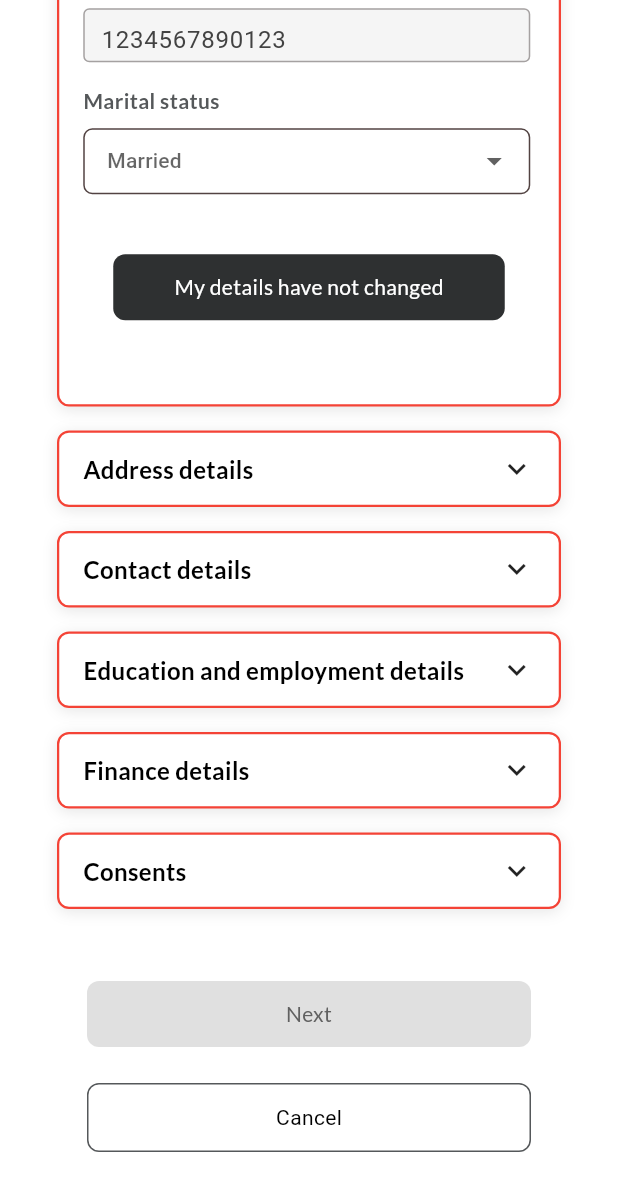
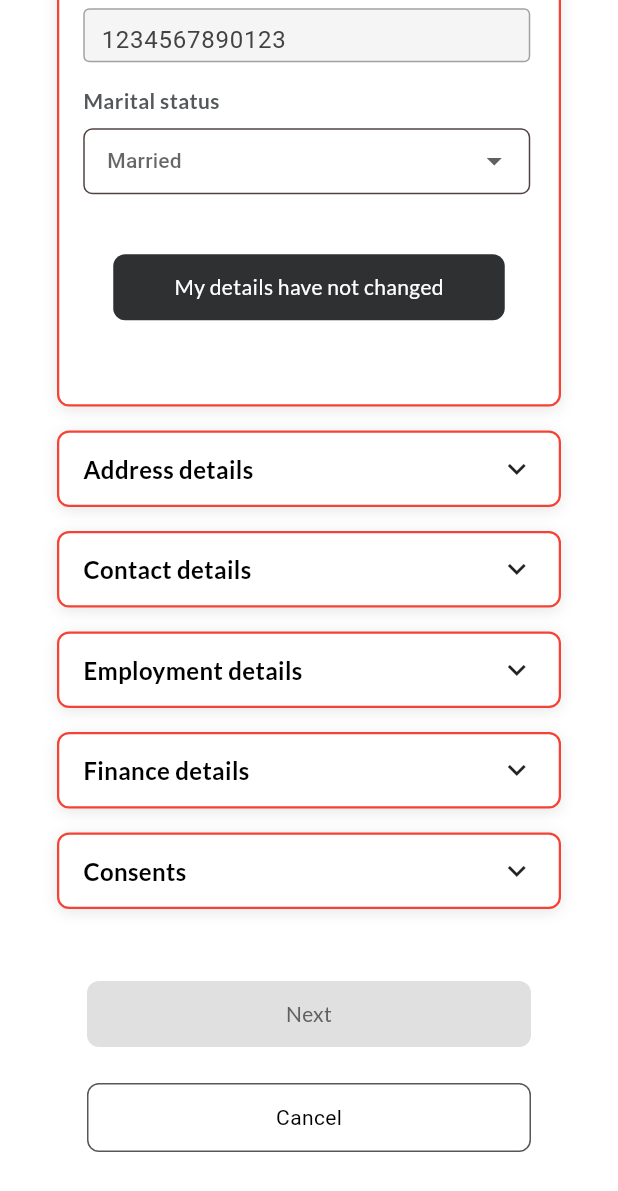
Before and after one commit to MunozovepiFounder/eKYC_Demo, a Flutter app: the Detailspage screen opened directly, scrolled down 1027 dp, on a phone screen of 412 x 824 dp. Shown: the top 1191 px of the screen. Run offline on Flutter 3.47's test engine with Material 3 defaults, Android fonts, the phone set to English and light mode, and no system bars; our stand-ins replace camera, file_picker, google_fonts, image_picker, permission_handler; missing offline and left inert: dart:html.

Commit message:
updated with the changes

```diff
--- a/lib/components/layout.dart
+++ b/lib/components/layout.dart
@@ -187,6 +187,7 @@ class MAccordion extends StatefulWidget {
   final List<Widget> children;
   final bool danger;
   final bool isOpen;
+  final bool completed; // New optional parameter
 
   const MAccordion({
     super.key,
@@ -194,6 +195,7 @@ class MAccordion extends StatefulWidget {
     required this.children,
     this.danger = false,
     this.isOpen = false,
+    this.completed = false, // Default to false
   });
 
   @override
@@ -202,6 +204,7 @@ class MAccordion extends StatefulWidget {
 
 class _MAccordionState extends State<MAccordion> {
   late bool _isOpen;
+  final GlobalKey _headerKey = GlobalKey();
 
   @override
   void initState() {
@@ -212,17 +215,33 @@ class _MAccordionState extends State<MAccordion> {
   @override
   void didUpdateWidget(covariant MAccordion oldWidget) {
     super.didUpdateWidget(oldWidget);
-    // When the parent updates isOpen, update internal state
     if (oldWidget.isOpen != widget.isOpen) {
       setState(() {
         _isOpen = widget.isOpen;
       });
+      _scrollToHeader();
     }
   }
 
   void _toggle() {
     setState(() {
       _isOpen = !_isOpen;
+    });
+    if (_isOpen) {
+      _scrollToHeader();
+    }
+  }
+
+  void _scrollToHeader() {
+    WidgetsBinding.instance.addPostFrameCallback((_) {
+      if (_headerKey.currentContext != null) {
+        Scrollable.ensureVisible(
+          _headerKey.currentContext!,
+          duration: const Duration(milliseconds: 200),
+          curve: Curves.easeInOut,
+          alignment: 0,
+        );
+      }
     });
   }
 
@@ -251,6 +270,7 @@ class _MAccordionState extends State<MAccordion> {
       child: Column(
         children: [
           InkWell(
+            key: _headerKey,
             onTap: _toggle,
             borderRadius: BorderRadius.circular(8),
             child: Padding(
@@ -258,7 +278,21 @@ class _MAccordionState extends State<MAccordion> {
               child: Row(
                 mainAxisAlignment: MainAxisAlignment.spaceBetween,
                 children: [
-                  BodyBold16(text: widget.label),
+                  Row(
+                    children: [
+                      // Show green check only when completed is true and accordion is closed
+                      if (widget.completed && !_isOpen)
+                        Padding(
+                          padding: const EdgeInsets.only(right: 8),
+                          child: Icon(
+                            Icons.check_circle,
+                            color: AppColors.statusGreen,
+                            size: 20,
+                          ),
+                        ),
+                      BodyBold16(text: widget.label),
+                    ],
+                  ),
                   AnimatedRotation(
                     turns: _isOpen ? 0.5 : 0,
                     duration: const Duration(milliseconds: 200),
--- a/lib/option1/detailsPage.dart
+++ b/lib/option1/detailsPage.dart
@@ -207,7 +207,9 @@ class _DetailspageState extends State<Detailspage> {
                 ),
                 SS24(),
                 MAccordion(
-                  isOpen: personalDetailsOpen,
+                  completed:
+                      (personalDetailsChanged || personalDetailsunChanged),
+                  isOpen: (widget.newStatus) ? false : personalDetailsOpen,
                   danger:
                       !widget.eKYCamendment
                           ? false
@@ -400,6 +402,7 @@ class _DetailspageState extends State<Detailspage> {
 
                 //the addresss
                 MAccordion(
+                  completed: (addressDetailsChanged || addressDetailsunChanged),
                   isOpen: addressDetailsOpen,
                   danger:
                       !widget.eKYCamendment
@@ -565,6 +568,7 @@ class _DetailspageState extends State<Detailspage> {
 
                 //contact details
                 MAccordion(
+                  completed: (contactDetailsChanged || contactDetailsunChanged),
                   isOpen: contactDetailsOpen,
                   danger:
                       !widget.eKYCamendment
@@ -706,6 +710,8 @@ class _DetailspageState extends State<Detailspage> {
 
                 //education and empolyment
                 MAccordion(
+                  completed:
+                      (educationDetailsChanged || educationDetailsunChanged),
                   isOpen: educationDetailsOpen,
                   danger:
                       !widget.eKYCamendment
@@ -715,7 +721,7 @@ class _DetailspageState extends State<Detailspage> {
                           ? true
                           : false,
 
-                  label: 'Education and employment details',
+                  label: 'Employment details',
                   children: [
                     Padding(
                       padding: const EdgeInsets.symmetric(horizontal: 16.0),
@@ -969,6 +975,7 @@ class _DetailspageState extends State<Detailspage> {
 
                 //the financial details
                 MAccordion(
+                  completed: (financeDetailsChanged || financeDetailsunChanged),
                   isOpen: financeDetailsOpen,
                   danger:
                       !widget.eKYCamendment
@@ -1104,6 +1111,7 @@ class _DetailspageState extends State<Detailspage> {
 
                 //consents
                 MAccordion(
+                  completed: (consentDetailsOpen || consentsDetailsunChanged),
                   isOpen: consentDetailsOpen,
                   danger:
                       !widget.eKYCamendment
@@ -1188,18 +1196,27 @@ class _DetailspageState extends State<Detailspage> {
                   ],
                 ),
 
-                //the final buttons
+                (widget.newStatus)
+                    ? NullBox()
+                    : Column(
+                      children: [
                         SS40(),
                         MPrimaryButton(
                           disabledMessage:
                               'Please confirm all your details are up to date',
                           enabled:
-                      (personalDetailsChanged || personalDetailsunChanged) &&
-                      (contactDetailsChanged || contactDetailsunChanged) &&
-                      (addressDetailsChanged || addressDetailsunChanged) &&
-                      (educationDetailsChanged || educationDetailsunChanged) &&
-                      (financeDetailsChanged || financeDetailsunChanged) &&
-                      (consentsDetailsChanged || consentsDetailsunChanged),
+                              (personalDetailsChanged ||
+                                  personalDetailsunChanged) &&
+                              (contactDetailsChanged ||
+                                  contactDetailsunChanged) &&
+                              (addressDetailsChanged ||
+                                  addressDetailsunChanged) &&
+                              (educationDetailsChanged ||
+                                  educationDetailsunChanged) &&
+                              (financeDetailsChanged ||
+                                  financeDetailsunChanged) &&
+                              (consentsDetailsChanged ||
+                                  consentsDetailsunChanged),
                           onTap: () {
                             if (!personalDetailsChanged &&
                                 !contactDetailsChanged &&
@@ -1215,7 +1232,9 @@ class _DetailspageState extends State<Detailspage> {
                                 !consentsDetailsunChanged) {
                               ScaffoldMessenger.of(context).showSnackBar(
                                 const SnackBar(
-                          content: Text('No changes made, you cannot proceed'),
+                                  content: Text(
+                                    'No changes made, you cannot proceed',
+                                  ),
                                 ),
                               );
                             } else if (personalDetailsChanged) {
@@ -1277,15 +1296,40 @@ class _DetailspageState extends State<Detailspage> {
                           },
                           buttonText: 'Next',
                         ),
+                      ],
+                    ),
+
+                //the final buttons
+                (widget.newStatus)
+                    ? Column(
+                      children: [
                         SS24(),
-
                         DGOutlinedButton(
                           onTap: () {
                             Navigator.of(context).push(
-                      MaterialPageRoute(builder: (context) => Option1Landing()),
+                              MaterialPageRoute(
+                                builder: (context) => Option1Landing(),
+                              ),
+                            );
+                          },
+                          buttonText: 'Done',
+                        ),
+                      ],
+                    )
+                    : Column(
+                      children: [
+                        SS24(),
+                        DGOutlinedButton(
+                          onTap: () {
+                            Navigator.of(context).push(
+                              MaterialPageRoute(
+                                builder: (context) => Option1Landing(),
+                              ),
                             );
                           },
                           buttonText: 'Cancel',
+                        ),
+                      ],
                     ),
 
                 SS24(),
```
Lines whose indentation alone changed are shown as unchanged.
